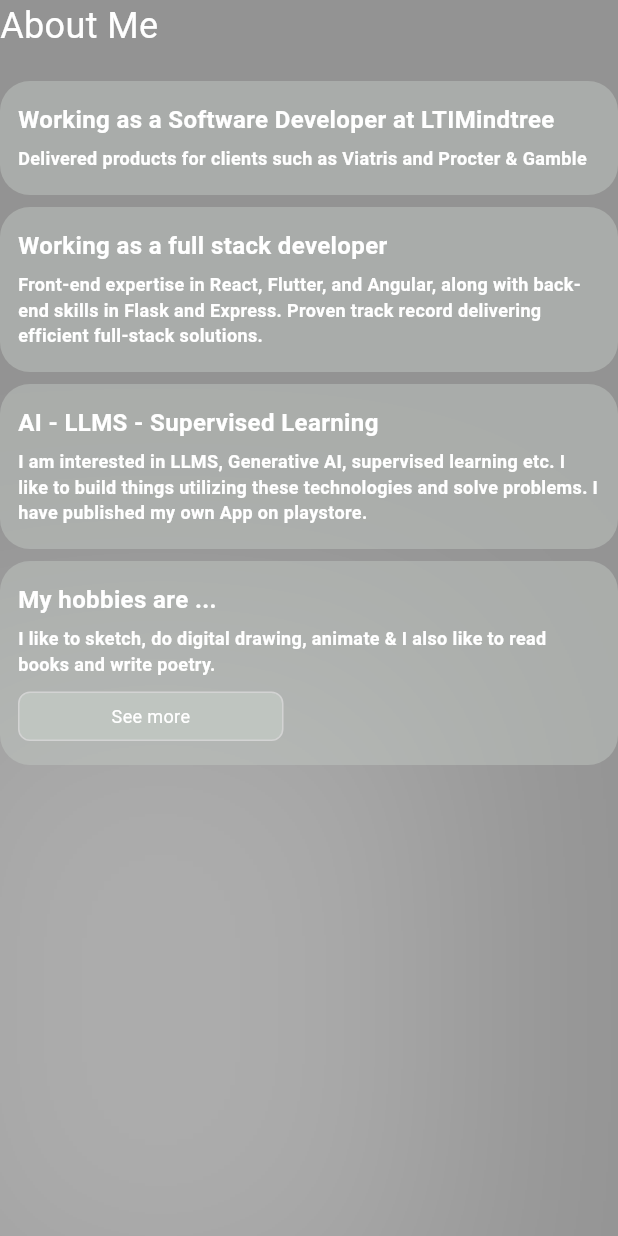
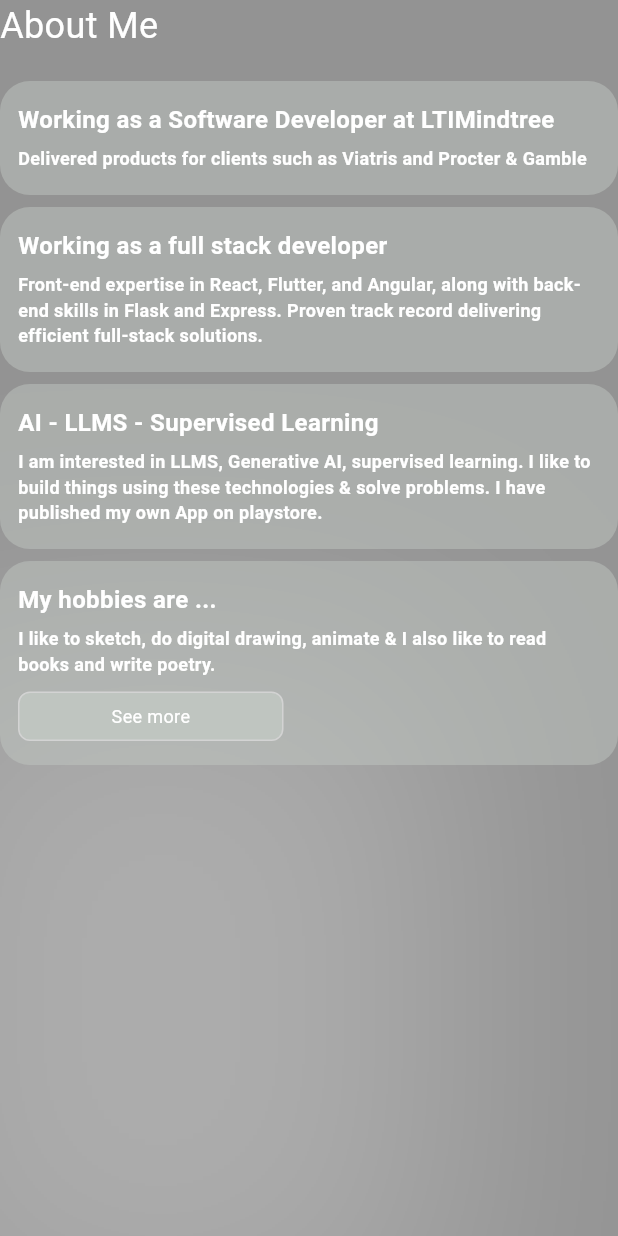
Before and after one commit to anujyadav140/Portfolio, a Flutter app: the HighlightsMobileWidget widget shown alone on an empty page, opened directly, on a phone screen of 412 x 824 dp. Run offline on Flutter 3.47's test engine with Material 3 defaults, Android fonts, the phone set to English and light mode, and no system bars; our stand-ins replace animated_text_kit, bloc, carousel_slider, dio, flutter_svg, get_it and 5 more; missing offline and left inert: dart:html, social_media_flutter; network calls fail.

```diff
--- a/lib/features/highlights/ui/desktop/highlights_desktop_widget.dart
+++ b/lib/features/highlights/ui/desktop/highlights_desktop_widget.dart
@@ -61,7 +61,7 @@ class HighlightsDesktopWidget extends StatelessWidget {
                         false,
                         'AI - LLMS - Supervised Learning',
                         AppImages.pickerImage,
-                        'I am interested in LLMS, Generative AI, supervised learning etc. I like to build things utilizing these technologies and solve problems. I have published my own App on playstore.',
+                        'I am interested in LLMS, Generative AI, supervised learning. I like to build things using these technologies & solve problems. I have published my own App on playstore.',
                         'See Projects'),
                     highlightContainer(
                         context,
--- a/lib/features/highlights/ui/mobile/highlights_mobile_widget.dart
+++ b/lib/features/highlights/ui/mobile/highlights_mobile_widget.dart
@@ -61,7 +61,7 @@ class HighlightsMobileWidget extends StatelessWidget {
                         false,
                         'AI - LLMS - Supervised Learning',
                         AppImages.pickerImage,
-                        'I am interested in LLMS, Generative AI, supervised learning etc. I like to build things utilizing these technologies and solve problems. I have published my own App on playstore.',
+                        'I am interested in LLMS, Generative AI, supervised learning. I like to build things using these technologies & solve problems. I have published my own App on playstore.',
                         'See Projects'),
                     highlightContainer(
                         context,
@@ -125,7 +125,9 @@ class HighlightsMobileWidget extends StatelessWidget {
                         if (buttonText == "See more") {
                           Navigator.push(context, MaterialPageRoute(
                             builder: (context) {
-                              return const Hobbies(key: null,);
+                              return const Hobbies(
+                                key: null,
+                              );
                             },
                           ));
                         } else if (buttonText == "See Projects") {}
```
Also changed, not shown: lib/details/hobby.dart (+7 -0 lines), 1 other file.
